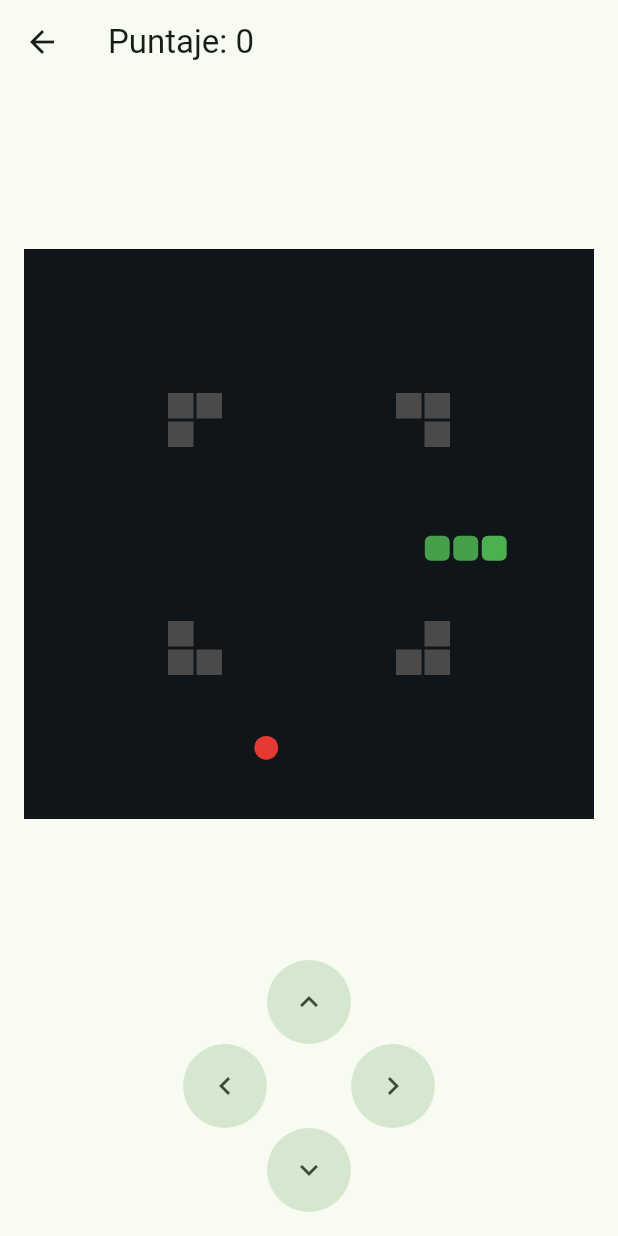
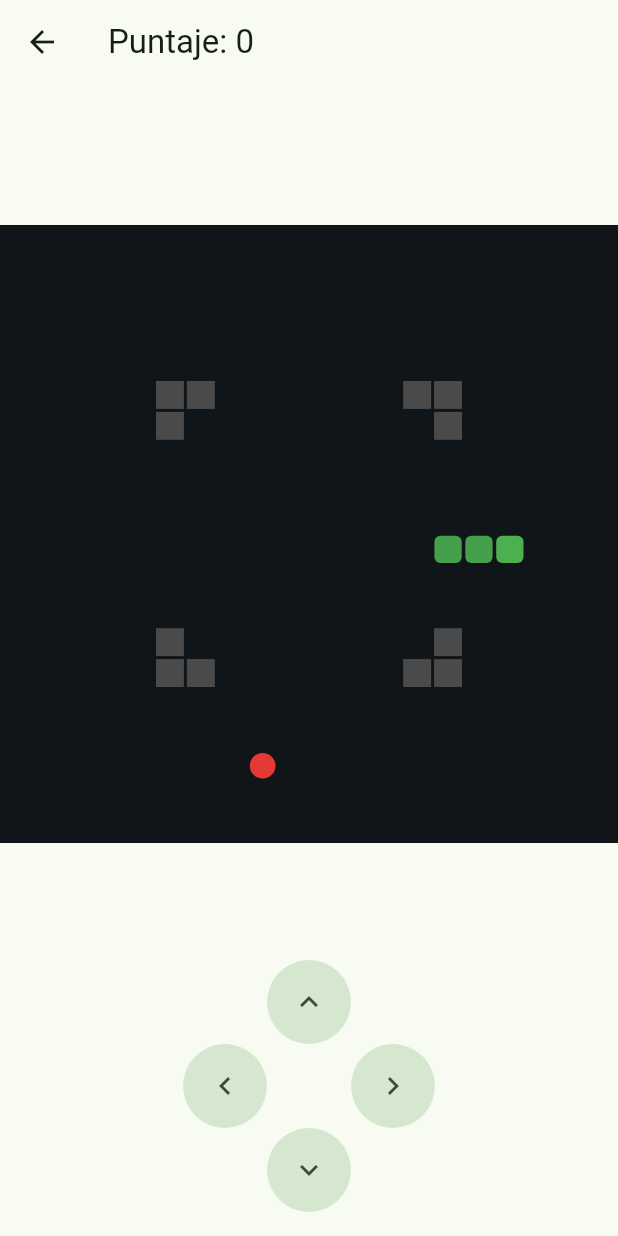
Before and after one commit to AngelDevRD/snake_evolution, a Flutter app: the MapSelectScreen screen opened by its route, after a tap on "Campo de Obstáculos", on a phone screen of 412 x 824 dp. Run offline on Flutter 3.47's test engine with Material 3 defaults, Android fonts, the phone set to English and light mode, and no system bars; our stand-ins replace audioplayers, flutter_riverpod, go_router, shared_preferences; accounts and stored records are empty.

Commit message:
feat: agrega configuracion de velocidad y tamano de tablero
- Nueva pantalla de Configuracion con 6 niveles de velocidad (Muy lenta
  a Extrema) que ajustan el intervalo real del game loop.
- Opcion de tamano de tablero (Pequeno/Normal/Grande/Muy grande) que
  escala la grilla de juego ocupando mejor el espacio disponible en
  pantalla, manteniendo celdas cuadradas sin overflow.
- Ambas preferencias persisten entre sesiones via el repositorio de
  settings existente.
- Optimizaciones en el game loop para mantener fluidez en tableros
  grandes y velocidades altas.

```diff
--- a/lib/domain/game_map.dart
+++ b/lib/domain/game_map.dart
@@ -19,50 +19,52 @@ class GameMapDef {
 
   static const int defaultSize = 20;
 
-  static GameMapDef classicArena() => const GameMapDef(
+  static GameMapDef classicArena({int size = defaultSize}) => GameMapDef(
     id: MapId.classicArena,
     name: 'Arena Clásica',
-    width: defaultSize,
-    height: defaultSize,
-    obstacles: [],
+    width: size,
+    height: size,
+    obstacles: const [],
   );
 
-  // Fixed symmetric obstacle pattern: a cross of four block clusters,
-  // kept away from the center spawn point so the snake never starts blocked in.
-  static GameMapDef obstacleField() {
-    final obstacles = <Position>[];
-    const w = defaultSize;
-    const h = defaultSize;
+  // Symmetric obstacle pattern: a cross of four block clusters near the
+  // quarter-points of the board, kept away from the center spawn point so
+  // the snake never starts blocked in. The margin scales with board size
+  // (quarter-point based) so the safe gap around the center spawn row/col
+  // is preserved on every board-size option, not just the default 20x20.
+  static GameMapDef obstacleField({int size = defaultSize}) {
+    final w = size;
+    final h = size;
+    final q = (size / 4).floor().clamp(2, size);
     final blocks = [
-      const Position(5, 5),
-      const Position(6, 5),
-      const Position(5, 6),
-      Position(w - 6, 5),
-      Position(w - 7, 5),
-      Position(w - 6, 6),
-      Position(5, h - 6),
-      Position(6, h - 6),
-      Position(5, h - 7),
-      Position(w - 6, h - 6),
-      Position(w - 7, h - 6),
-      Position(w - 6, h - 7),
+      Position(q, q),
+      Position(q + 1, q),
+      Position(q, q + 1),
+      Position(w - 1 - q, q),
+      Position(w - 2 - q, q),
+      Position(w - 1 - q, q + 1),
+      Position(q, h - 1 - q),
+      Position(q + 1, h - 1 - q),
+      Position(q, h - 2 - q),
+      Position(w - 1 - q, h - 1 - q),
+      Position(w - 2 - q, h - 1 - q),
+      Position(w - 1 - q, h - 2 - q),
     ];
-    obstacles.addAll(blocks);
     return GameMapDef(
       id: MapId.obstacleField,
       name: 'Campo de Obstáculos',
       width: w,
       height: h,
-      obstacles: obstacles,
+      obstacles: blocks,
     );
   }
 
-  static GameMapDef byId(MapId id) {
+  static GameMapDef byId(MapId id, {int size = defaultSize}) {
     switch (id) {
       case MapId.classicArena:
-        return classicArena();
+        return classicArena(size: size);
       case MapId.obstacleField:
-        return obstacleField();
+        return obstacleField(size: size);
     }
   }
 
--- a/lib/presentation/screens/game_screen.dart
+++ b/lib/presentation/screens/game_screen.dart
@@ -1,3 +1,5 @@
+import 'dart:math' as math;
+
 import 'package:flutter/material.dart';
 import 'package:flutter_riverpod/flutter_riverpod.dart';
 import 'package:go_router/go_router.dart';
@@ -74,9 +76,14 @@ class _GameScreenState extends ConsumerState<GameScreen>
 
   @override
   Widget build(BuildContext context) {
-    final runState = ref.watch(gameProvider);
+    // Only the map (grid dimensions) is watched here: it's fixed for the
+    // whole run (set once in startGame from the board-size setting), so this
+    // doesn't cause a rebuild on every tick. Per-tick game state is read by
+    // the narrow Consumer widgets below (score, board, effects bar) so the
+    // rest of this tree (Scaffold chrome, DpadControls, layout math) is only
+    // rebuilt when the map or skin actually change, not 5-10 times/second.
+    final map = ref.watch(gameProvider.select((s) => s.map));
     final skin = skinById(ref.watch(progressProvider).selectedSkinId);
-    final map = GameMapDef.byId(widget.mapId);
 
     ref.listen(gameProvider, (previous, next) {
       _maybeTriggerParticle(next.game);
@@ -89,31 +96,58 @@ class _GameScreenState extends ConsumerState<GameScreen>
     });
 
     return Scaffold(
-      appBar: AppBar(title: Text('Puntaje: ${runState.game.score}')),
+      appBar: AppBar(
+        title: Consumer(
+          builder: (context, ref, _) {
+            final score = ref.watch(gameProvider.select((s) => s.game.score));
+            return Text('Puntaje: $score');
+          },
+        ),
+      ),
       body: SafeArea(
         child: LayoutBuilder(
           builder: (context, constraints) {
-            final isWide = constraints.maxWidth > 700;
-            final boardSize = isWide
-                ? constraints.maxHeight - 32
-                : constraints.maxWidth - 32;
+            final isWide = constraints.maxWidth > constraints.maxHeight;
+            // Reserve room for the effects bar and dpad controls so the
+            // square board fills the rest of the available space without
+            // overflowing or leaving dead margins, on any device size or
+            // board grid dimension. The board is always the smaller of the
+            // two available dimensions once chrome is subtracted, so cells
+            // stay perfectly square.
+            const effectsBarReserve = 32.0;
+            const controlsReserve = 200.0;
+            final mainAxisAvailable = isWide
+                ? constraints.maxHeight - effectsBarReserve
+                : constraints.maxWidth;
+            final crossAxisAvailable = isWide
+                ? constraints.maxWidth - controlsReserve
+                : constraints.maxHeight - effectsBarReserve - controlsReserve;
+            final boardSize = math.max(
+              0.0,
+              math.min(mainAxisAvailable, crossAxisAvailable),
+            );
 
             final board = GestureDetector(
               onPanUpdate: _handlePan,
               child: SizedBox(
                 width: boardSize,
                 height: boardSize,
-                child: AnimatedBuilder(
+                child: Consumer(
+                  builder: (context, ref, _) {
+                    final game = ref.watch(gameProvider.select((s) => s.game));
+                    return AnimatedBuilder(
                       animation: _particleController,
                       builder: (context, _) {
                         return CustomPaint(
                           painter: GameGridPainter(
-                        game: runState.game,
+                            game: game,
                             map: map,
                             skin: skin,
                             particleProgress: _particleController.value,
                             particleActive: _particleActive,
                           ),
+                        );
+                      },
                     );
                   },
                 ),
@@ -128,7 +162,14 @@ class _GameScreenState extends ConsumerState<GameScreen>
               ),
             );
 
-            final effectsBar = ActiveEffectsBar(effects: runState.game.effects);
+            final effectsBar = Consumer(
+              builder: (context, ref, _) {
+                final effects = ref.watch(
+                  gameProvider.select((s) => s.game.effects),
+                );
+                return ActiveEffectsBar(effects: effects);
+              },
+            );
 
             if (isWide) {
               return Row(
--- a/lib/providers/game_providers.dart
+++ b/lib/providers/game_providers.dart
@@ -43,8 +43,6 @@ class GameNotifier extends StateNotifier<GameRunState> {
   int _tickCount = 0;
   late GameEngine _engine;
 
-  static const _baseTickMs = 160;
-
   GameNotifier(this.ref)
     : _engine = GameEngine(GameMapDef.classicArena()),
       super(
@@ -56,7 +54,8 @@ class GameNotifier extends StateNotifier<GameRunState> {
 
   void startGame(MapId mapId) {
     _timer?.cancel();
-    final map = GameMapDef.byId(mapId);
+    final boardSize = ref.read(settingsProvider).boardSize.cells;
+    final map = GameMapDef.byId(mapId, size: boardSize);
     _engine = GameEngine(map);
     _tickCount = 0;
     _queuedDirection = null;
@@ -73,9 +72,10 @@ class GameNotifier extends StateNotifier<GameRunState> {
   }
 
   void _scheduleTick() {
+    final baseTickMs = ref.read(settingsProvider).speed.tickMs;
     final ms = state.game.effects.isSpeedActive
-        ? (_baseTickMs * 0.55).round()
-        : _baseTickMs;
+        ? (baseTickMs * 0.55).round()
+        : baseTickMs;
     _timer = Timer(Duration(milliseconds: ms), _tick);
   }
 
```
Also changed, not shown: lib/data/settings_repository.dart (+53 -0 lines), lib/presentation/screens/settings_screen.dart (+42 -0 lines), lib/providers/settings_providers.dart (+20 -0 lines). Lines whose indentation alone changed are shown as unchanged.
